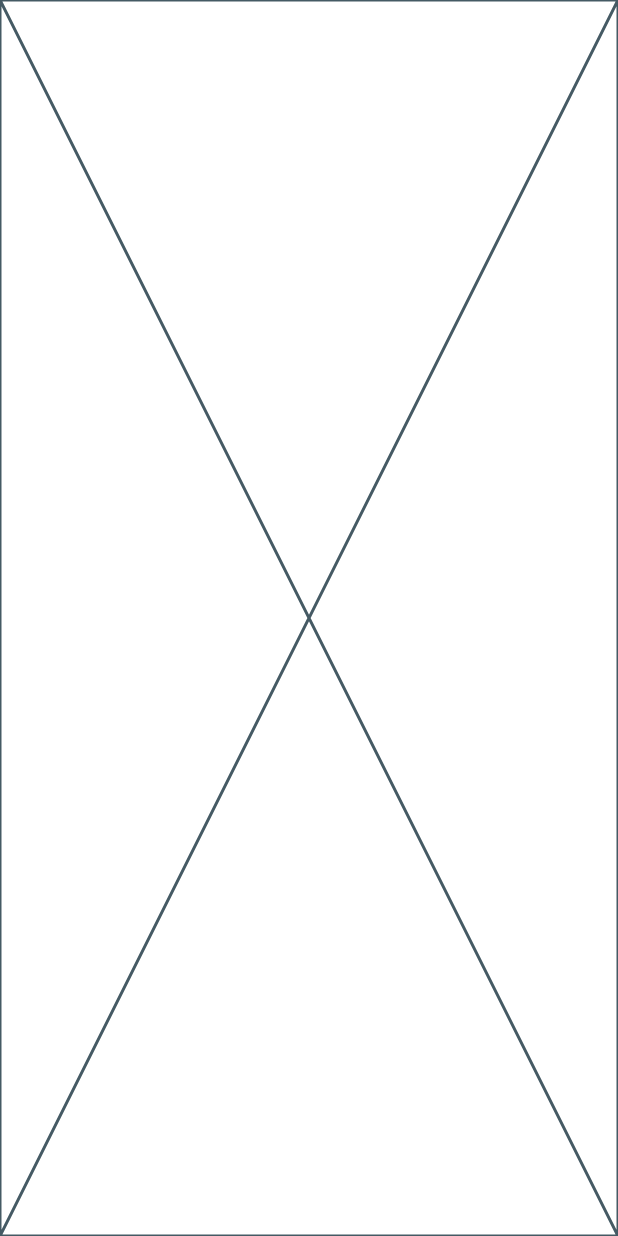
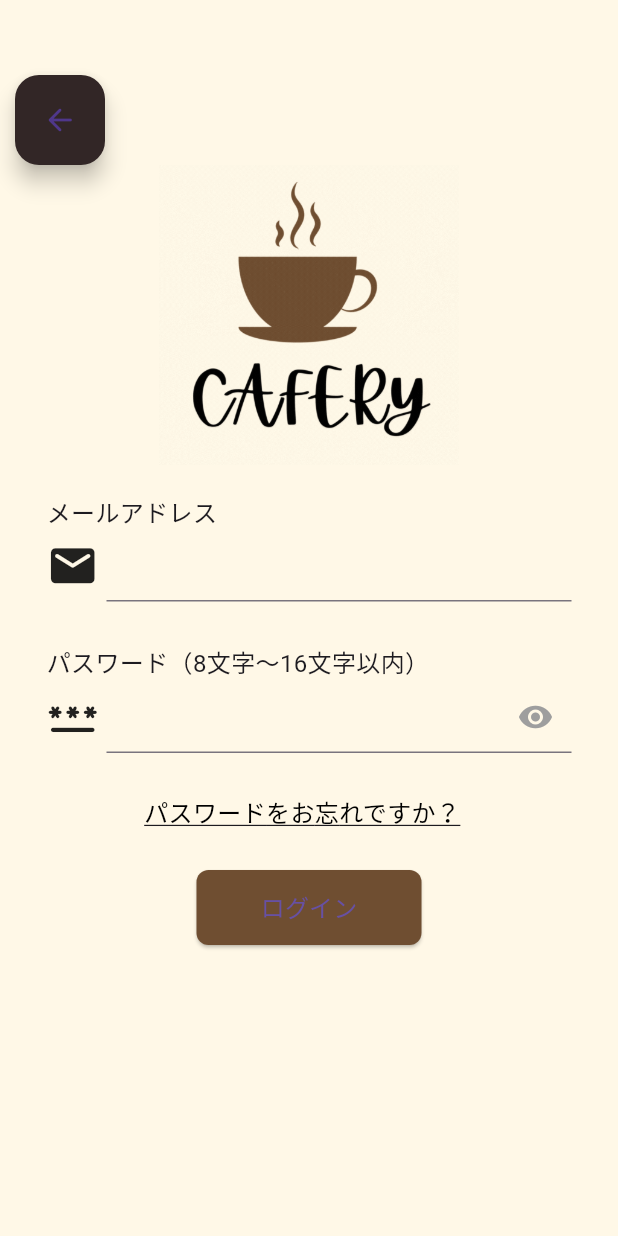
Before and after one commit to AHRISALI/Cafery, a Flutter app: the screen it shows after launch, after a tap on "ログイン", on a phone screen of 412 x 824 dp. Run offline on Flutter 3.47's test engine with Material 3 defaults, Android fonts, the light colour scheme and no system bars; our stand-ins replace firebase_auth, firebase_core, get; accounts and stored records are empty.

Commit message:
ログイン機能画面作成完了

```diff
--- a/lib/main.dart
+++ b/lib/main.dart
@@ -1,8 +1,8 @@
 import 'package:cafery/firebase_options.dart';
-import 'package:cafery/views/startup.dart';
+import 'package:cafery/views/startup_screen.dart';
 import 'package:firebase_core/firebase_core.dart';
-import 'firebase_options.dart';
 import 'package:flutter/material.dart';
+import 'package:flutter/services.dart';
 
 void main() async {
   WidgetsFlutterBinding.ensureInitialized();
@@ -13,13 +13,17 @@ void main() async {
 class MyApp extends StatelessWidget {
   const MyApp({super.key});
 
-  // This widget is the root of your application.
   @override
   Widget build(BuildContext context) {
+    SystemChrome.setSystemUIOverlayStyle(const SystemUiOverlayStyle(
+      statusBarColor: Colors.black,
+    ));
+
     return MaterialApp(
         theme: ThemeData(
-            textTheme: TextTheme(bodyText1: TextStyle(fontFamily: 'MeiryoUI'))),
+            textTheme:
+                const TextTheme(bodyLarge: TextStyle(fontFamily: 'MeiryoUI'))),
         debugShowCheckedModeBanner: false,
-        home: Startup());
+        home: StartupScreen());
   }
 }
--- a/lib/views/auth.dart
+++ b/lib/views/auth_wrapper.dart
@@ -1,10 +1,10 @@
-import 'package:cafery/views/home.dart';
-import 'package:cafery/views/login.dart';
+import 'package:cafery/views/home_screen.dart';
+import 'package:cafery/views/user_login_screen.dart';
 import 'package:firebase_auth/firebase_auth.dart';
 import 'package:flutter/material.dart';
 
-class Auth extends StatelessWidget {
-  const Auth({super.key});
+class AuthWrapper extends StatelessWidget {
+  const AuthWrapper({super.key});
 
   @override
   Widget build(BuildContext context) {
@@ -13,9 +13,9 @@ class Auth extends StatelessWidget {
       stream: FirebaseAuth.instance.authStateChanges(),
       builder: (context, snapshot) {
         if (snapshot.hasData) {
-          return Home();
+          return HomeScreen();
         } else {
-          return Login();
+          return UserLoginScreen();
         }
       },
     ));
--- a/lib/views/home.dart
+++ b/lib/views/home_screen.dart
@@ -2,8 +2,8 @@
 
 import 'package:flutter/material.dart';
 
-class Home extends StatelessWidget {
-  const Home({super.key});
+class HomeScreen extends StatelessWidget {
+  const HomeScreen({super.key});
 
   @override
   Widget build(BuildContext context) {
--- a/lib/views/login.dart
+++ /dev/null
@@ -1,10 +0,0 @@
-import 'package:flutter/material.dart';
-
-class Login extends StatelessWidget {
-  const Login({super.key});
-
-  @override
-  Widget build(BuildContext context) {
-    return const Placeholder();
-  }
-}
--- a/lib/views/startup.dart
+++ /dev/null
@@ -1,146 +0,0 @@
-// ignore_for_file: prefer_const_constructors
-
-import 'package:cafery/views/home.dart';
-import 'package:cafery/views/login.dart';
-import 'package:cafery/views/regist.dart';
-import 'package:flutter/material.dart';
-
-class Startup extends StatelessWidget {
-  const Startup({super.key});
-
-  @override
-  Widget build(BuildContext context) {
-    return Scaffold(
-      backgroundColor: Color.fromRGBO(255, 248, 231, 1.0),
-      body: Column(
-        children: [
-          Row(
-            mainAxisAlignment: MainAxisAlignment.spaceBetween,
-            children: [
-              Expanded(
-                child: Container(
-                  margin: EdgeInsets.only(top: 30),
-                  padding: EdgeInsets.only(right: 35),
-                  height: 50,
-                  child: Image(
-                      image: AssetImage('lib/icons/CAFERY.png'),
-                      fit: BoxFit.cover),
-                ),
-              ),
-              Expanded(
-                child: Container(
-                  margin: EdgeInsets.only(top: 30, right: 20),
-                  padding: EdgeInsets.only(top: 10, left: 10),
-                  height: 50,
-                  child: Align(
-                      alignment: Alignment.bottomRight,
-                      child: TextButton(
-                        onPressed: () {
-                          Navigator.push(
-                            context,
-                            MaterialPageRoute(builder: (context) => Home()),
-                          );
-                        },
-                        child: Text(
-                          'スキップ',
-                          style: TextStyle(
-                              fontSize: 18,
-                              color: Colors.black,
-                              decoration: TextDecoration.underline),
-                        ),
-                      )),
-                ),
-              ),
-            ],
-          ),
-          Column(
-            children: [
-              Container(
-                margin: EdgeInsets.only(top: 80, left: 10, right: 10),
-                height: 50,
-                //color: Colors.lightGreenAccent,
-                child: Text(
-                  '会員登録をすると...',
-                  style: TextStyle(
-                    fontSize: 26,
-                    color: Colors.black,
-                    fontWeight: FontWeight.bold,
-                  ),
-                ),
-              ),
-              Container(
-                height: 50,
-                //color: Colors.lightGreenAccent,
-                child: Text(
-                  '気になるお店をワンタップ保存',
-                  style: TextStyle(
-                    fontSize: 26,
-                    color: Colors.black,
-                    fontWeight: FontWeight.bold,
-                  ),
-                ),
-              ),
-              Container(
-                height: 350,
-                child: Image(
-                    image: AssetImage('lib/icons/member.gif'),
-                    fit: BoxFit.cover),
-              ),
-            ],
-          ),
-          Row(
-            mainAxisAlignment: MainAxisAlignment.spaceBetween,
-            children: [
-              Container(
-                margin: EdgeInsets.only(top: 30, left: 20),
-                height: 50,
-                width: 150,
-                child: ElevatedButton(
-                  onPressed: () {
-                    Navigator.push(
-                      context,
-                      MaterialPageRoute(builder: (context) => Login()),
-                    );
-                  },
-                  style: ElevatedButton.styleFrom(
-                    backgroundColor: Color.fromRGBO(111, 78, 49, 1.0),
-                    shape: RoundedRectangleBorder(
-                      borderRadius: BorderRadius.circular(8.0),
-                    ),
-                  ),
-                  child: Text(
-                    'ログイン',
-                    style: TextStyle(fontSize: 16),
-                  ),
-                ),
-              ),
-              Container(
-                margin: EdgeInsets.only(top: 30, right: 20),
-                height: 50,
-                width: 150,
-                child: ElevatedButton(
-                  onPressed: () {
-                    Navigator.push(
-                      context,
-                      MaterialPageRoute(builder: (context) => Regist()),
-                    );
-                  },
-                  style: ElevatedButton.styleFrom(
-                    backgroundColor: Color.fromRGBO(111, 78, 49, 1.0),
-                    shape: RoundedRectangleBorder(
-                      borderRadius: BorderRadius.circular(8.0),
-                    ),
-                  ),
-                  child: Text(
-                    '新規登録',
-                    style: TextStyle(fontSize: 16),
-                  ),
-                ),
-              ),
-            ],
-          ),
-        ],
-      ),
-    );
-  }
-}
--- /dev/null
+++ b/lib/views/startup_screen.dart
@@ -0,0 +1,152 @@
+// ignore_for_file: prefer_const_constructors
+
+import 'package:cafery/views/home_screen.dart';
+import 'package:cafery/views/user_login_screen.dart';
+import 'package:cafery/views/user_regist_screen.dart';
+import 'package:flutter/material.dart';
+
+class StartupScreen extends StatelessWidget {
+  const StartupScreen({super.key});
+
+  @override
+  Widget build(BuildContext context) {
+    return Scaffold(
+      backgroundColor: Color.fromRGBO(255, 248, 231, 1.0),
+      body: Padding(
+        padding: EdgeInsets.symmetric(vertical: 20.0),
+        child: Column(
+          children: [
+            Row(
+              mainAxisAlignment: MainAxisAlignment.spaceBetween,
+              children: [
+                Expanded(
+                  child: Container(
+                    margin: EdgeInsets.only(top: 30),
+                    padding: EdgeInsets.only(right: 35),
+                    height: 50,
+                    child: Image(
+                        image: AssetImage('lib/icons/CAFERY.png'),
+                        fit: BoxFit.cover),
+                  ),
+                ),
+                Expanded(
+                  child: Container(
+                    margin: EdgeInsets.only(top: 30, right: 20),
+                    padding: EdgeInsets.only(top: 10, left: 10),
+                    height: 50,
+                    child: Align(
+                        alignment: Alignment.bottomRight,
+                        child: TextButton(
+                          onPressed: () {
+                            Navigator.push(
+                              context,
+                              MaterialPageRoute(
+                                  builder: (context) => HomeScreen()),
+                            );
+                          },
+                          child: Text(
+                            'スキップ',
+                            style: TextStyle(
+                                fontSize: 18,
+                                color: Colors.black,
+                                decoration: TextDecoration.underline),
+                          ),
+                        )),
+                  ),
+                ),
+              ],
+            ),
+            Column(
+              children: [
+                Container(
+                  margin: EdgeInsets.only(top: 80, left: 10, right: 10),
+                  height: 50,
+                  //color: Colors.lightGreenAccent,
+                  child: Text(
+                    '会員登録をすると...',
+                    style: TextStyle(
+                      fontSize: 26,
+                      color: Colors.black,
+                      fontWeight: FontWeight.bold,
+                    ),
+                  ),
+                ),
+                Container(
+                  height: 50,
+                  //color: Colors.lightGreenAccent,
+                  child: Text(
+                    '気になるお店をワンタップ保存',
+                    style: TextStyle(
+                      fontSize: 26,
+                      color: Colors.black,
+                      fontWeight: FontWeight.bold,
+                    ),
+                  ),
+                ),
+                Container(
+                  height: 350,
+                  child: Image(
+                      image: AssetImage('lib/icons/member.gif'),
+                      fit: BoxFit.cover),
+                ),
+              ],
+            ),
+            Row(
+              mainAxisAlignment: MainAxisAlignment.spaceBetween,
+              children: [
+                Container(
+                  margin: EdgeInsets.only(top: 30, left: 20),
+                  height: 50,
+                  width: 150,
+                  child: ElevatedButton(
+                    onPressed: () {
+                      Navigator.push(
+                        context,
+                        MaterialPageRoute(
+                            builder: (context) => UserLoginScreen()),
+                      );
+                    },
+                    style: ElevatedButton.styleFrom(
+                      backgroundColor: Color.fromRGBO(111, 78, 49, 1.0),
+                      shape: RoundedRectangleBorder(
+                        borderRadius: BorderRadius.circular(8.0),
+                      ),
+                    ),
+                    child: Text(
+                      'ログイン',
+                      style: TextStyle(fontSize: 16),
+                    ),
+                  ),
+                ),
+                Container(
+                  margin: EdgeInsets.only(top: 30, right: 20),
+                  height: 50,
+                  width: 150,
+                  child: ElevatedButton(
+                    onPressed: () {
+                      Navigator.push(
+                        context,
+                        MaterialPageRoute(
+                            builder: (context) => UserRegistScreen()),
+                      );
+                    },
+                    style: ElevatedButton.styleFrom(
+                      backgroundColor: Color.fromRGBO(111, 78, 49, 1.0),
+                      shape: RoundedRectangleBorder(
+                        borderRadius: BorderRadius.circular(8.0),
+                      ),
+                    ),
+                    child: Text(
+                      '新規登録',
+                      style: TextStyle(fontSize: 16),
+                    ),
+                  ),
+                ),
+              ],
+            ),
+          ],
+        ),
+      ),
+    );
+  }
+}
--- a/lib/views/temp.dart
+++ b/lib/views/template_screen.dart
@@ -1,7 +1,7 @@
 import 'package:flutter/material.dart';
 
-class Temp extends StatelessWidget {
-  const Temp({super.key});
+class TempScreen extends StatelessWidget {
+  const TempScreen({super.key});
 
   @override
   Widget build(BuildContext context) {
--- /dev/null
+++ b/lib/views/user_login_screen.dart
@@ -0,0 +1,227 @@
+// ignore_for_file: prefer_const_constructors, prefer_const_literals_to_create_immutables
+
+import 'package:cafery/views/startup_screen.dart';
+import 'package:flutter/material.dart';
+
+class UserLoginScreen extends StatefulWidget {
+  const UserLoginScreen({super.key});
+
+  @override
+  State<UserLoginScreen> createState() => _UserLoginScreenState();
+}
+
+class _UserLoginScreenState extends State<UserLoginScreen> {
+  bool _isSecurePass = true;
+
+  @override
+  Widget build(BuildContext context) {
+    return Scaffold(
+        resizeToAvoidBottomInset: false,
+        backgroundColor: Color.fromRGBO(255, 248, 231, 1.0),
+        body: Padding(
+          padding: EdgeInsets.symmetric(vertical: 20.0),
+          child: SingleChildScrollView(
+            reverse: true,
+            child: Column(
+              children: [
+                Row(
+                  children: [
+                    Container(
+                      margin: EdgeInsets.only(top: 30, left: 10),
+                      height: 60,
+                      width: 60,
+                      child: FloatingActionButton(
+                        onPressed: () {
+                          Navigator.push(
+                            context,
+                            MaterialPageRoute(
+                                builder: (context) => StartupScreen()),
+                          );
+                        },
+                        backgroundColor: Color.fromRGBO(50, 38, 38, 1.0),
+                        hoverColor: Colors.white,
+                        child: Icon(Icons.arrow_back_rounded),
+                      ),
+                    )
+                  ],
+                ),
+                Row(
+                  mainAxisAlignment: MainAxisAlignment.center,
+                  children: [
+                    const SizedBox(
+                      height: 200,
+                      width: 200,
+                      child: Image(
+                          image: AssetImage('lib/icons/logo.png'),
+                          fit: BoxFit.cover),
+                    )
+                  ],
+                ),
+
+                //メールアドレス
+                Row(
+                  mainAxisAlignment: MainAxisAlignment.center,
+                  children: [
+                    Container(
+                      margin: EdgeInsets.only(top: 20),
+                      height: 80,
+                      width: 350,
+                      child: Column(
+                        crossAxisAlignment: CrossAxisAlignment.start,
+                        children: [
+                          Padding(
+                            padding: EdgeInsets.all(0.0),
+                            child: Text(
+                              'メールアドレス',
+                              style: TextStyle(
+                                fontSize: 16,
+                              ),
+                            ),
+                          ),
+                          Row(
+                            children: [
+                              Padding(
+                                padding: EdgeInsets.only(right: 5.0),
+                                child: Icon(
+                                  Icons.email_rounded,
+                                  size: 35,
+                                ),
+                              ),
+                              Expanded(
+                                child: TextFormField(
+                                  textAlignVertical: TextAlignVertical.bottom,
+                                  //controller: registController.email,
+                                  style: TextStyle(fontSize: 20),
+                                ),
+                              ),
+                            ],
+                          ),
+                        ],
+                      ),
+                    ),
+                  ],
+                ),
+
+                //パスワード
+                Row(
+                  mainAxisAlignment: MainAxisAlignment.center,
+                  children: [
+                    Container(
+                      margin: EdgeInsets.only(top: 20),
+                      height: 80,
+                      width: 350,
+                      child: Column(
+                        crossAxisAlignment: CrossAxisAlignment.start,
+                        children: [
+                          Padding(
+                            padding: EdgeInsets.all(0.0),
+                            child: Text(
+                              'パスワード（8文字～16文字以内）',
+                              style: TextStyle(
+                                fontSize: 16,
+                              ),
+                            ),
+                          ),
+                          Row(
+                            children: [
+                              Padding(
+                                padding: EdgeInsets.only(right: 5.0),
+                                child: Icon(
+                                  Icons.password_rounded,
+                                  size: 35,
+                                ),
+                              ),
+                              Expanded(
+                                child: TextFormField(
+                                  obscureText: _isSecurePass,
+                                  textAlignVertical: TextAlignVertical.bottom,
+                                  //controller: registController.password,
+                                  style: TextStyle(fontSize: 20),
+                                  decoration: InputDecoration(
+                                    suffixIcon: togglePass(),
+                                  ),
+                                ),
+                              ),
+                            ],
+                          ),
+                        ],
+                      ),
+                    ),
+                  ],
+                ),
+
+                //パスワードをお忘れですか？ボタン
+                Row(
+                  mainAxisAlignment: MainAxisAlignment.center,
+                  children: [
+                    Container(
+                      margin: EdgeInsets.only(top: 10),
+                      height: 50,
+                      width: 260,
+                      child: InkWell(
+                          onTap: () {
+                            // Handle button tap
+                          },
+                          child: const Padding(
+                            padding: EdgeInsets.symmetric(
+                                vertical: 10.0, horizontal: 20.0),
+                            child: Text(
+                              'パスワードをお忘れですか？',
+                              style: TextStyle(
+                                decoration: TextDecoration.underline,
+                                color: Colors.black,
+                                fontSize: 16.0,
+                              ),
+                            ),
+                          )),
+                    )
+                  ],
+                ),
+
+                //ログインボタン
+                Row(
+                  mainAxisAlignment: MainAxisAlignment.center,
+                  children: [
+                    Container(
+                      margin: EdgeInsets.only(top: 10),
+                      height: 50,
+                      width: 150,
+                      child: ElevatedButton(
+                        onPressed: () {},
+                        style: ElevatedButton.styleFrom(
+                          backgroundColor: Color.fromRGBO(111, 78, 49, 1.0),
+                          shape: RoundedRectangleBorder(
+                            borderRadius: BorderRadius.circular(8.0),
+                          ),
+                        ),
+                        child: Text(
+                          'ログイン',
+                          style: TextStyle(fontSize: 16),
+                        ),
+                      ),
+                    )
+                  ],
+                ),
+
+                Padding(
+                    padding: EdgeInsets.only(
+                        bottom: MediaQuery.of(context).viewInsets.bottom))
+              ],
+            ),
+          ),
+        ));
+  }
+
+  //パスワードのパスワード表示・非表示機能
+  Widget togglePass() {
+    return IconButton(
+      onPressed: () {
+        setState(() {
+          _isSecurePass = !_isSecurePass;
+        });
+      },
+      icon: _isSecurePass ? Icon(Icons.visibility) : Icon(Icons.visibility_off),
+      color: Colors.grey,
+    );
+  }
+}
--- a/lib/views/regist.dart
+++ b/lib/views/user_regist_screen.dart
@@ -1,18 +1,18 @@
 // ignore_for_file: prefer_const_constructors
 
 import 'package:cafery/controllers/regist_controller.dart';
-import 'package:cafery/views/startup.dart';
+import 'package:cafery/views/startup_screen.dart';
 import 'package:flutter/material.dart';
 import 'package:get/get.dart';
 
-class Regist extends StatefulWidget {
-  const Regist({Key? key}) : super(key: key);
+class UserRegistScreen extends StatefulWidget {
+  const UserRegistScreen({Key? key}) : super(key: key);
 
   @override
   _RegistState createState() => _RegistState();
 }
 
-class _RegistState extends State<Regist> {
+class _RegistState extends State<UserRegistScreen> {
   bool _isSecurePass = true;
   bool _isSecurePassCheck = true;
   String selectedPrefecture = '北海道';
@@ -74,10 +74,10 @@ class _RegistState extends State<Regist> {
     return Scaffold(
         resizeToAvoidBottomInset: false,
         backgroundColor: Color.fromRGBO(255, 248, 231, 1.0),
-        body: SingleChildScrollView(
-          reverse: true,
-          child: Form(
-            key: _formKey,
+        body: Padding(
+          padding: EdgeInsets.symmetric(vertical: 20.0),
+          child: SingleChildScrollView(
+            reverse: true,
             child: Column(
               children: [
                 Row(
@@ -90,7 +90,8 @@ class _RegistState extends State<Regist> {
                         onPressed: () {
                           Navigator.push(
                             context,
-                            MaterialPageRoute(builder: (context) => Startup()),
+                            MaterialPageRoute(
+                                builder: (context) => StartupScreen()),
                           );
                         },
                         child: Icon(Icons.arrow_back_rounded),
@@ -104,9 +105,9 @@ class _RegistState extends State<Regist> {
                   mainAxisAlignment: MainAxisAlignment.center,
                   children: [
                     Container(
-                      margin: EdgeInsets.only(top: 10),
-                      height: 200,
-                      width: 200,
+                      //margin: EdgeInsets.only(top: -10),
+                      height: 150,
+                      width: 150,
                       child: Image(
                           image: AssetImage('lib/icons/logo.png'),
                           fit: BoxFit.cover),
```
